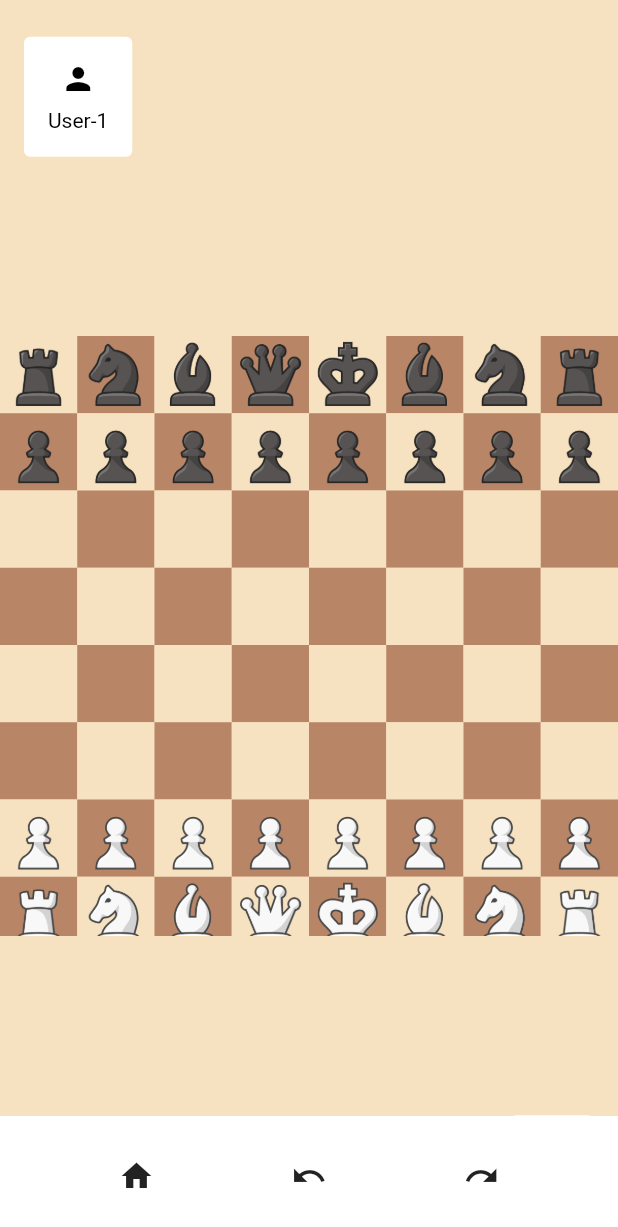
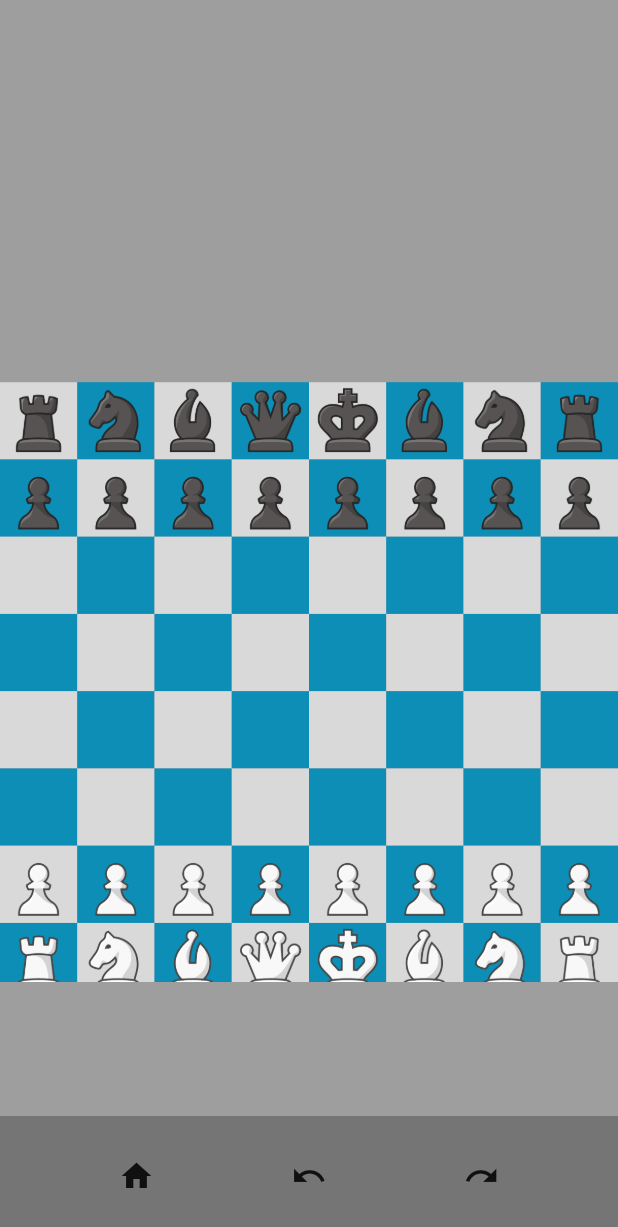
Before and after one commit to ifnaansari/flutter-chess-game-bloc-master, a Flutter app: the GameScreen screen opened by its route, on a phone screen of 412 x 824 dp. Shown: the top 1227 px of the screen. Run offline on Flutter 3.47's test engine with Material 2 defaults, Android fonts, the phone set to English and light mode, and no system bars; our stand-ins replace flutter_bloc, freezed_annotation, get_it.

Commit message:
ss
Signed-off-by: ifnaansari <ifnaansari@gmail.com>

```diff
--- a/lib/bloc/cubits/game_cubit.dart
+++ b/lib/bloc/cubits/game_cubit.dart
@@ -13,7 +13,7 @@ class GameCubit extends Cubit<GameState> {
 
   factory GameCubit.initial() {
     final board =
-        Board(cells: [], whiteLost: LostFigures(), blackLost: LostFigures());
+    Board(cells: [], whiteLost: LostFigures(), blackLost: LostFigures());
     board.createCells();
     board.putFigures();
 
@@ -37,7 +37,7 @@ class GameCubit extends Cubit<GameState> {
     emit(state.copyWith(
         selectedCell: newCell,
         availablePositionsHash:
-            state.board.getAvailablePositionsHash(newCell)));
+        state.board.getAvailablePositionsHash(newCell)));
   }
 
   void moveFigure(Cell toCell) async {
--- a/lib/config/colors.dart
+++ b/lib/config/colors.dart
@@ -1,6 +1,6 @@
 import 'package:flutter/material.dart';
 
 class AppColors {
-  static const Color black = Color(0xFFB88667);
-  static const Color white = Color(0xFFf6e1c0);
+  static const Color black = Color(0xFF0C8EB6);
+  static const Color white = Color(0xFFD9D9D9);
 }
--- a/lib/screens/game_screen.dart
+++ b/lib/screens/game_screen.dart
@@ -8,7 +8,6 @@ import 'package:flutter_chess_game/ui/lost_figures_widget.dart';
 import 'package:get_it/get_it.dart';
 import 'package:flutter_chess_game/screens/victory_popup.dart';
 import 'package:flutter_chess_game/screens/defeat_popup.dart';
-
 
 class GameScreen extends StatefulWidget {
   @override
@@ -51,7 +50,8 @@ class _GameScreenState extends State<GameScreen> {
   @override
   Widget build(BuildContext context) {
     return Scaffold(
-      backgroundColor: AppColors.white, // Set the background color to white
+      backgroundColor: Colors.grey, // Set the background color to black
+
       body: Stack(
         children: [
           BlocBuilder<GameCubit, GameState>(
@@ -60,29 +60,6 @@ class _GameScreenState extends State<GameScreen> {
               return Column(
                 mainAxisAlignment: MainAxisAlignment.spaceEvenly,
                 children: [
-                  Row(
-                    mainAxisAlignment: MainAxisAlignment.start,
-                    children: [
-                      SizedBox(width: 16), // Add spacing
-                      Container(
-                        decoration: BoxDecoration(
-                          color: Colors.white,
-                          borderRadius: BorderRadius.circular(4),
-                        ),
-                        padding: EdgeInsets.fromLTRB(16, 16, 16, 16), // Adjust the padding
-                        child: Column(
-                          children: [
-                            Icon(Icons.person, color: Colors.black),
-                            SizedBox(height: 8), // Add spacing
-                            Text(
-                              'User-1',
-                              style: TextStyle(color: Colors.black),
-                            ),
-                          ],
-                        ),
-                      ),
-                    ],
-                  ),
                   LostFiguresWidget(figures: state.board.blackLost.figures),
                   SizedBox(height: 16), // Add spacing between widgets
                   Center(
@@ -97,29 +74,6 @@ class _GameScreenState extends State<GameScreen> {
                     ),
                   ),
                   LostFiguresWidget(figures: state.board.whiteLost.figures),
-                  SizedBox(height: 16), // Add spacing between widgets
-                  Row(
-                    mainAxisAlignment: MainAxisAlignment.end,
-                    children: [
-                      Container(
-                        decoration: BoxDecoration(
-                          color: Colors.white,
-                          borderRadius: BorderRadius.circular(4),
-                        ),
-                        padding: EdgeInsets.all(8),
-                        child: Column(
-                          children: [
-                            Icon(Icons.person, color: Colors.black),
-                            Text(
-                              'User-2',
-                              style: TextStyle(color: Colors.black),
-                            ),
-                          ],
-                        ),
-                      ),
-                      SizedBox(width: 16), // Add spacing
-                    ],
-                  ),
                 ],
               );
             },
@@ -129,7 +83,7 @@ class _GameScreenState extends State<GameScreen> {
             right: 0,
             bottom: 0,
             child: Container(
-              color: Colors.white,
+              color: Colors.black26,
               padding: EdgeInsets.symmetric(vertical: 16),
               child: Row(
                 mainAxisAlignment: MainAxisAlignment.spaceEvenly,
@@ -143,7 +97,7 @@ class _GameScreenState extends State<GameScreen> {
                   IconButton(
                     icon: Icon(Icons.undo_sharp),
                     onPressed: () {
-                      // Handle undo button click
+
                     },
                   ),
                   IconButton(
--- a/pubspec.yaml
+++ b/pubspec.yaml
@@ -31,6 +31,7 @@ dependencies:
     sdk: flutter
 
 
+
   # The following adds the Cupertino Icons font to your application.
   # Use with the CupertinoIcons class for iOS style icons.
   cupertino_icons: ^1.0.2
@@ -38,6 +39,10 @@ dependencies:
   stockfish: ^1.0.0
   get_it: ^7.2.0
   freezed_annotation: ^2.2.0
+  flutter_web3: ^2.1.9
+  walletconnect_dart: ^0.0.11
+  metamask: ^0.0.2
+  url_launcher: ^6.1.12
 
 dev_dependencies:
   flutter_test:
```
Also changed, not shown: lib/bloc/states/game_state.dart (line endings or trailing spaces), lib/ui/board_widget.dart (line endings or trailing spaces), pubspec.lock.
